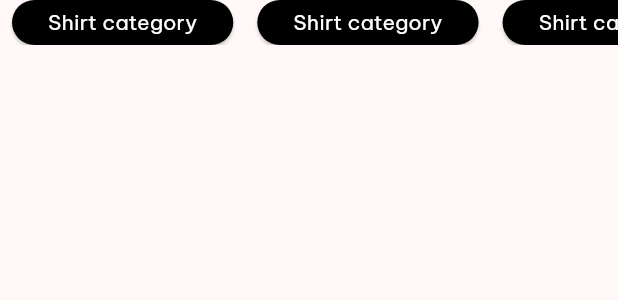
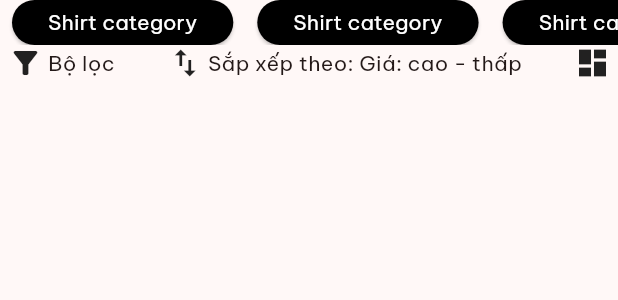
Before and after one commit to MinhTranTuan3112/TSportMobileApp, a Flutter app: the ShirtsScreen widget shown alone on an empty page, opened directly, on a phone screen of 412 x 824 dp. Shown: the top 300 px of the screen. Run offline on Flutter 3.47's test engine with Material 3 defaults, Android fonts, the phone set to English and light mode, and no system bars; our stand-ins replace flutter_svg.

Commit message:
Update shirts screen

```diff
--- a/lib/screens/shirts_screen.dart
+++ b/lib/screens/shirts_screen.dart
@@ -1,11 +1,112 @@
 import 'package:flutter/material.dart';
 
-class ShirtsScreen extends StatelessWidget {
+class ShirtsScreen extends StatefulWidget {
   const ShirtsScreen({super.key});
 
   @override
+  State<ShirtsScreen> createState() => _ShirtsScreenState();
+}
+
+class _ShirtsScreenState extends State<ShirtsScreen> {
+  String sortOrder = "Giá: cao - thấp";
+  @override
   Widget build(BuildContext context) {
-    return categoryBar();
+    return Column(
+      children: [
+        categoryBar(),
+        Row(
+          crossAxisAlignment: CrossAxisAlignment.start,
+          mainAxisAlignment: MainAxisAlignment.spaceBetween,
+          children: [
+            filterOption(),
+            sortOption(context),
+            const Padding(
+              padding: EdgeInsets.only(right: 5),
+              child: Row(
+                children: [Icon(Icons.dashboard)],
+              ),
+            )
+          ],
+        )
+      ],
+    );
+  }
+
+  Padding filterOption() {
+    return const Padding(
+      padding: EdgeInsets.only(left: 5),
+      child: Row(
+        children: [Icon(Icons.filter_alt), SizedBox(width: 3), Text('Bộ lọc')],
+      ),
+    );
+  }
+
+  GestureDetector sortOption(BuildContext context) {
+    return GestureDetector(
+      onTap: () => {
+        showModalBottomSheet(
+            context: context,
+            builder: (context) {
+              return Column(
+                mainAxisSize: MainAxisSize.min,
+                children: [
+                  Container(
+                      padding: const EdgeInsets.all(10),
+                      child: const Text('Sắp xếp theo',
+                          style: TextStyle(
+                              fontWeight: FontWeight.bold, fontSize: 22))),
+                  Flexible(
+                    child: ListView(
+                      children: [
+                        ListTile(
+                          title: const Text('Giá: cao - thấp'),
+                          onTap: () => {
+                            setState(() {
+                              sortOrder = 'Giá: cao - thấp';
+                            }),
+                            Navigator.pop(context)
+                          },
+                          selected: sortOrder == 'Giá: cao - thấp',
+                          selectedTileColor: Colors.red,
+                          selectedColor: Colors.white,
+                        ),
+                        ListTile(
+                            title: const Text('Giá: thấp - cao'),
+                            onTap: () => {
+                                  setState(() {
+                                    sortOrder = 'Giá: thấp - cao';
+                                  }),
+                                  Navigator.pop(context)
+                                },
+                            selected: sortOrder == 'Giá: thấp - cao',
+                            selectedTileColor: Colors.red,
+                            selectedColor: Colors.white),
+                        ListTile(
+                            title: const Text('Mới nhất trước'),
+                            onTap: () => {
+                                  setState(() {
+                                    sortOrder = 'Mới nhất trước';
+                                  }),
+                                  Navigator.pop(context)
+                                },
+                            selected: sortOrder == 'Mới nhất trước',
+                            selectedTileColor: Colors.red,
+                            selectedColor: Colors.white),
+                      ],
+                    ),
+                  ),
+                ],
+              );
+            })
+      },
+      child: Row(
+        children: [
+          const Icon(Icons.swap_vert),
+          const SizedBox(width: 3),
+          Text("Sắp xếp theo: $sortOrder")
+        ],
+      ),
+    );
   }
 
   Column categoryBar() {
@@ -23,8 +124,7 @@ class ShirtsScreen extends StatelessWidget {
                   child: ElevatedButton(
                       style: ElevatedButton.styleFrom(
                           backgroundColor: Colors.black,
-                    foregroundColor: Colors.white
-                  ),
+                          foregroundColor: Colors.white),
                       onPressed: () => {},
                       child: const Text('Shirt category')));
             },
--- a/lib/widgets/main_app_bar.dart
+++ b/lib/widgets/main_app_bar.dart
@@ -37,7 +37,7 @@ class MainAppBar extends StatelessWidget {
               decoration: BoxDecoration(
                 borderRadius: BorderRadius.circular(10),
               ),
-              child: const Icon(Icons.arrow_left),
+              child: const Icon(Icons.keyboard_arrow_left_rounded, size: 30),
             ),
           ),
           Align(
```
Lines whose indentation alone changed are shown as unchanged.
